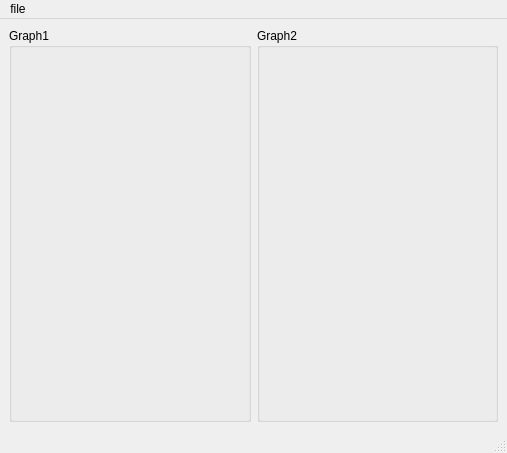
Old version of the form ui/MainWindow.ui in the repository nicolasCtd/beeReal.
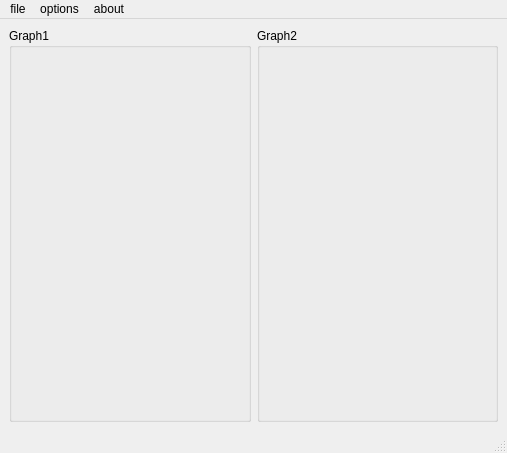
New version of the form.

The edit to the form file:
```diff
--- a/ui/MainWindow.ui
+++ b/ui/MainWindow.ui
@@ -70,7 +70,19 @@
     <addaction name="actionLoad_analysis"/>
     <addaction name="actionNew_analysis"/>
    </widget>
+   <widget class="QMenu" name="menuoptions">
+    <property name="title">
+     <string>options</string>
+    </property>
+   </widget>
+   <widget class="QMenu" name="menuabout">
+    <property name="title">
+     <string>about</string>
+    </property>
+   </widget>
    <addaction name="menufile"/>
+   <addaction name="menuoptions"/>
+   <addaction name="menuabout"/>
   </widget>
   <widget class="QStatusBar" name="statusbar"/>
   <action name="actionLoad_analysis">
```
